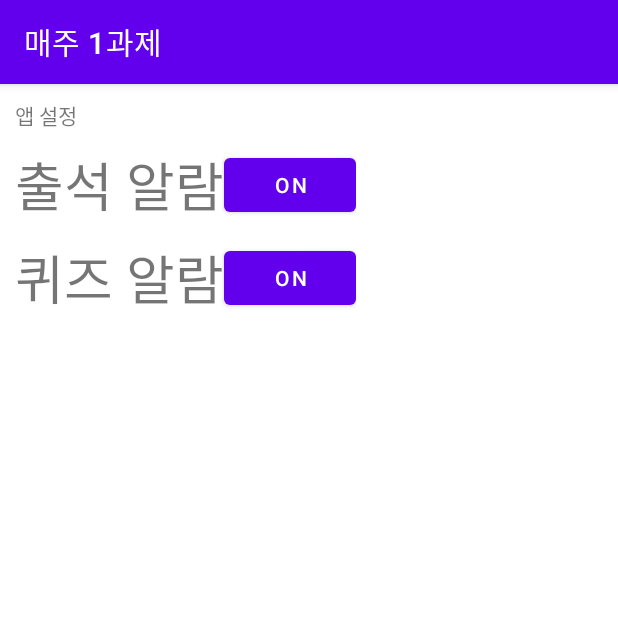
After one commit to Profrog/maeju_test, an Android app: the alarmActivity screen opened directly, with no data from a screen before it, on a phone screen of 412 x 824 dp, the top half of it. The commit adds this screen. Run offline under Robolectric (Android 15) with nearby library versions, the phone set to English and light mode, and no system bars; network calls fail.

Commit message:
예약 알람 앱 설정

```diff
--- a/app/src/main/AndroidManifest.xml
+++ b/app/src/main/AndroidManifest.xml
@@ -28,6 +28,7 @@
         <activity android:name=".SubmitActivity"/>
         <activity android:name=".ReserveActivity_attend"/>
         <activity android:name=".ReserveActivity_quiz"/>
+        <activity android:name=".alarmActivity"/>
         <receiver android:name=".DeviceBootReceiver_attend"
             android:enabled="true"
             android:exported="false">
--- a/app/src/main/java/com/example/logintest/ProfileActivity.java
+++ b/app/src/main/java/com/example/logintest/ProfileActivity.java
@@ -185,6 +185,11 @@ public class ProfileActivity extends AppCompatActivity implements View.OnClickLi
     }
 
 
+    public void set(View v){
+        Intent intent1 = new Intent(getApplicationContext(), alarmActivity.class);
+        startActivity(intent1);
+    }
+
     public void guide(View v)
     {
         Intent intent1 = new Intent(getApplicationContext(), Guidein.class);
--- /dev/null
+++ b/app/src/main/res/layout/alarm_set.xml
@@ -0,0 +1,68 @@
+<?xml version="1.0" encoding="utf-8"?>
+<androidx.constraintlayout.widget.ConstraintLayout xmlns:android="http://schemas.android.com/apk/res/android"
+    android:layout_width="match_parent"
+    android:layout_height="match_parent"
+    xmlns:app="http://schemas.android.com/apk/res-auto">
+
+    <TextView
+        android:layout_width="wrap_content"
+        android:layout_height="wrap_content"
+        app:layout_constraintTop_toTopOf="parent"
+        app:layout_constraintLeft_toLeftOf="parent"
+        android:layout_marginLeft="10dp"
+        android:layout_marginTop="10dp"
+        android:text="앱 설정"
+        android:id="@+id/text"/>
+    <LinearLayout
+        android:layout_width="wrap_content"
+        android:layout_height="wrap_content"
+        android:orientation="horizontal"
+        android:id="@+id/attend"
+        app:layout_constraintTop_toBottomOf="@id/text"
+        app:layout_constraintLeft_toLeftOf="@id/text">
+
+        <TextView
+            android:layout_width="wrap_content"
+            android:layout_height="wrap_content"
+            android:gravity="center"
+            android:orientation="vertical"
+            android:text="출석 알람"
+            android:textSize="35dp"
+            android:layout_marginTop="9dp"
+            />
+        <Button
+            android:layout_width="wrap_content"
+            android:layout_height="wrap_content"
+            android:text="ON"
+            android:id="@+id/btn_attend"
+            />
+
+    </LinearLayout>
+
+    <LinearLayout
+        android:layout_width="wrap_content"
+        android:layout_height="wrap_content"
+        android:orientation="horizontal"
+        android:id="@+id/quiz"
+        app:layout_constraintTop_toBottomOf="@id/attend"
+        app:layout_constraintLeft_toLeftOf="@id/attend">
+
+        <TextView
+            android:layout_width="wrap_content"
+            android:layout_height="wrap_content"
+            android:gravity="center"
+            android:orientation="vertical"
+            android:text="퀴즈 알람"
+            android:textSize="35dp"
+            android:layout_marginTop="9dp"
+            />
+        <Button
+            android:layout_width="wrap_content"
+            android:layout_height="wrap_content"
+            android:text="ON"
+            android:id="@+id/btn_quiz"
+            />
+
+    </LinearLayout>
+
+</androidx.constraintlayout.widget.ConstraintLayout>
```
Also changed, not shown: app/src/main/java/com/example/logintest/alarmActivity.java (added, +210 -0 lines), app/src/main/res/layout/activity_profile.xml (+8 -0 lines).
